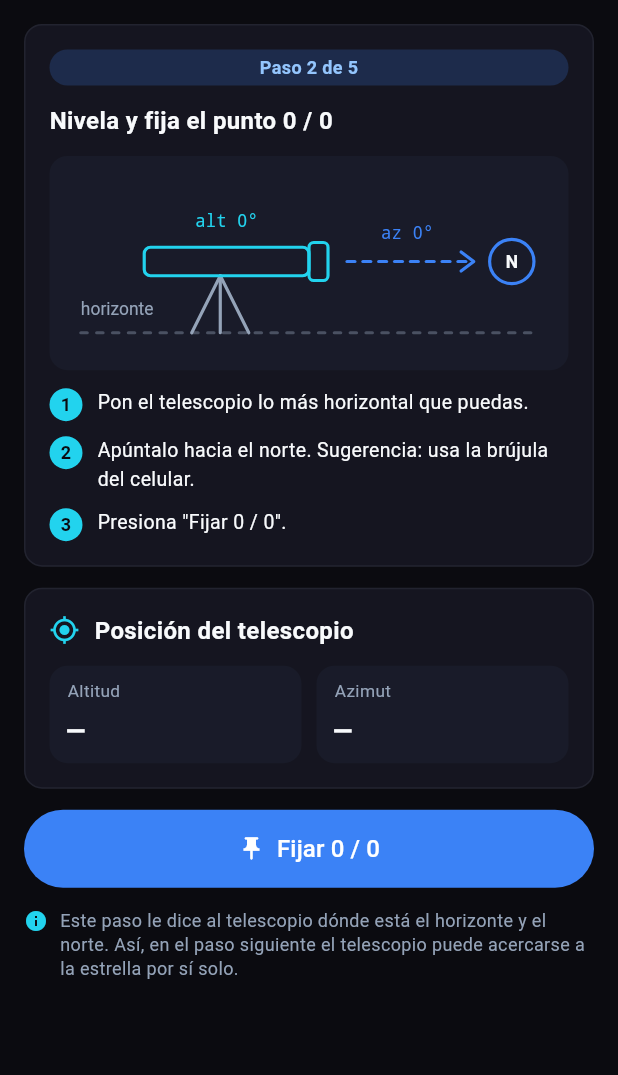
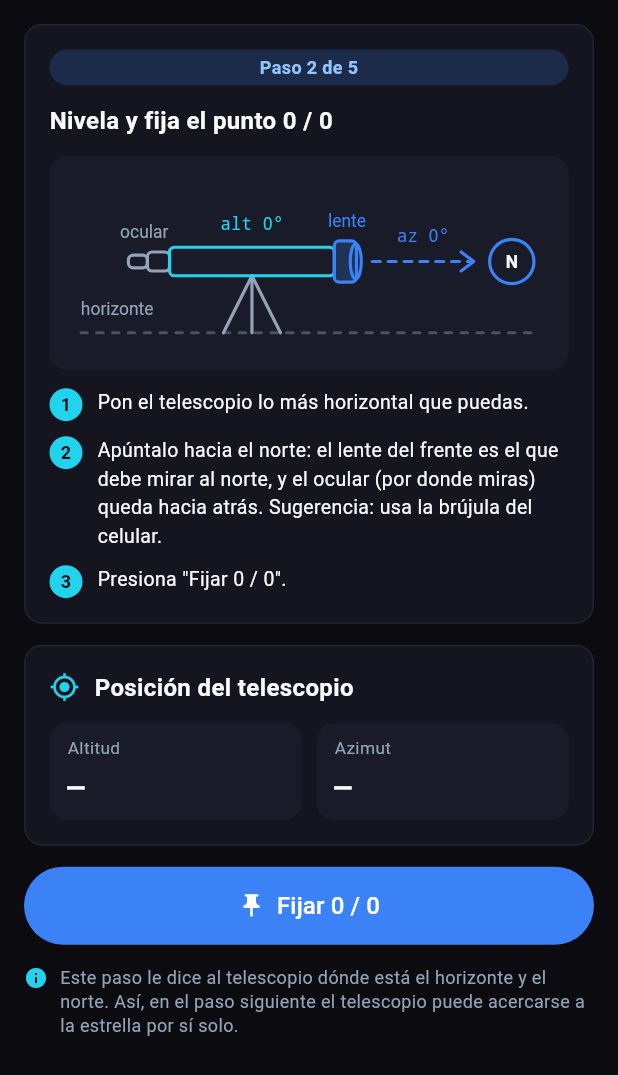
Before and after one commit to AstroPrinted/AstroPilot, a Flutter app: the LevelingStep widget shown alone on an empty page, opened directly with empty values, on a phone screen of 412 x 824 dp. Shown: the top 1075 px of the screen. Run offline on Flutter 3.47's test engine with Material 3 defaults, Android fonts, the phone set to English and light mode, and no system bars; our stand-ins replace flutter_blue_plus, geolocator, permission_handler, shared_preferences; missing offline and left inert: geoengine; accounts and stored records are empty; statements that could not run were skipped.

Commit message:
Show which end of the telescope points north in the leveling step
The drawing now has the lens at the front, highlighted like the arrow
to north, and the eyepiece at the back, each with its label.

Co-Authored-By: Claude Opus 5.5 <noreply@anthropic.com>

```diff
--- a/lib/features/app_flow/presentation/screens/observation/steps/leveling_step.dart
+++ b/lib/features/app_flow/presentation/screens/observation/steps/leveling_step.dart
@@ -69,7 +69,9 @@ class _LevelingStepState extends State<LevelingStep> {
             const NumberedSteps(
               items: [
                 'Pon el telescopio lo más horizontal que puedas.',
-                'Apúntalo hacia el norte. Sugerencia: usa la brújula del celular.',
+                'Apúntalo hacia el norte: el lente del frente es el que debe '
+                    'mirar al norte, y el ocular (por donde miras) queda '
+                    'hacia atrás. Sugerencia: usa la brújula del celular.',
                 'Presiona "Fijar 0 / 0".',
               ],
             ),
@@ -90,7 +92,11 @@ class _LevelingStepState extends State<LevelingStep> {
           ],
         ),
         if (_error != null)
-          ApNotice(icon: Icons.error_outline, tone: ApTone.error, text: _error!),
+          ApNotice(
+            icon: Icons.error_outline,
+            tone: ApTone.error,
+            text: _error!,
+          ),
         if (showFixed) ...[
           const ApNotice(
             icon: Icons.check_circle,
@@ -128,7 +134,8 @@ class _LevelingStepState extends State<LevelingStep> {
   }
 }
 
-/// Telescopio horizontal apuntando al norte (ilustración del diseño).
+/// Telescopio horizontal con el lente del frente apuntando al norte y el
+/// ocular atrás.
 class _LevelingPainter extends CustomPainter {
   const _LevelingPainter();
 
@@ -181,39 +188,46 @@ class _LevelingPainter extends CustomPainter {
     hint.paint(canvas, Offset(16, 96 - hint.height));
 
     final legs = stroke(ApColors.muted);
-    canvas.drawLine(const Offset(104, 68), const Offset(86, 104), legs);
-    canvas.drawLine(const Offset(104, 68), const Offset(122, 104), legs);
-    canvas.drawLine(const Offset(104, 68), const Offset(104, 104), legs);
+    canvas.drawLine(const Offset(124, 68), const Offset(106, 104), legs);
+    canvas.drawLine(const Offset(124, 68), const Offset(142, 104), legs);
+    canvas.drawLine(const Offset(124, 68), const Offset(124, 104), legs);
 
+    RRect box(double left, double top, double width, double height) =>
+        RRect.fromRectAndRadius(
+          Rect.fromLTWH(left, top, width, height),
+          const Radius.circular(3),
+        );
+
+    // Back to front: eyepiece, focuser, tube.
     final tube = stroke(ApColors.secondary);
+    final eyepiece = stroke(ApColors.muted);
+    canvas.drawRRect(box(46, 55, 12, 8), eyepiece);
+    canvas.drawRRect(box(58, 53, 14, 12), eyepiece);
+    canvas.drawRRect(box(72, 50, 104, 18), tube);
+
+    // The front, drawn like the arrow: this end is the one that faces north.
+    final front = stroke(ApColors.primary);
     canvas.drawRRect(
-      RRect.fromRectAndRadius(
-        const Rect.fromLTWH(56, 50, 104, 18),
-        const Radius.circular(4),
-      ),
-      tube,
+      box(176, 46, 14, 26),
+      Paint()..color = ApColors.primary.withValues(alpha: 0.22),
     );
-    canvas.drawRRect(
-      RRect.fromRectAndRadius(
-        const Rect.fromLTWH(160, 47, 12, 24),
-        const Radius.circular(3),
-      ),
-      tube,
-    );
+    canvas.drawRRect(box(176, 46, 14, 26), front);
+    canvas.drawOval(const Rect.fromLTWH(186, 48, 7, 22), front);
 
-    final arrow = stroke(ApColors.primary);
-    dashed(const Offset(184, 59), const Offset(262, 59), arrow, 5, 5);
+    dashed(const Offset(200, 59), const Offset(262, 59), front, 5, 5);
     canvas.drawPath(
       Path()
         ..moveTo(256, 53)
         ..lineTo(264, 59)
         ..lineTo(256, 65),
-      arrow,
+      front,
     );
-    canvas.drawCircle(const Offset(288, 59), 14, arrow);
+    canvas.drawCircle(const Offset(288, 59), 14, front);
     label('N', const Offset(288, 66), ApColors.text);
-    label('alt 0°', const Offset(108, 40), ApColors.secondary, mono: true);
-    label('az 0°', const Offset(222, 48), ApColors.primary, mono: true);
+    label('ocular', const Offset(56, 47), ApColors.muted);
+    label('alt 0°', const Offset(124, 42), ApColors.secondary, mono: true);
+    label('lente', const Offset(184, 40), ApColors.primary);
+    label('az 0°', const Offset(232, 50), ApColors.primary, mono: true);
   }
 
   @override
```
